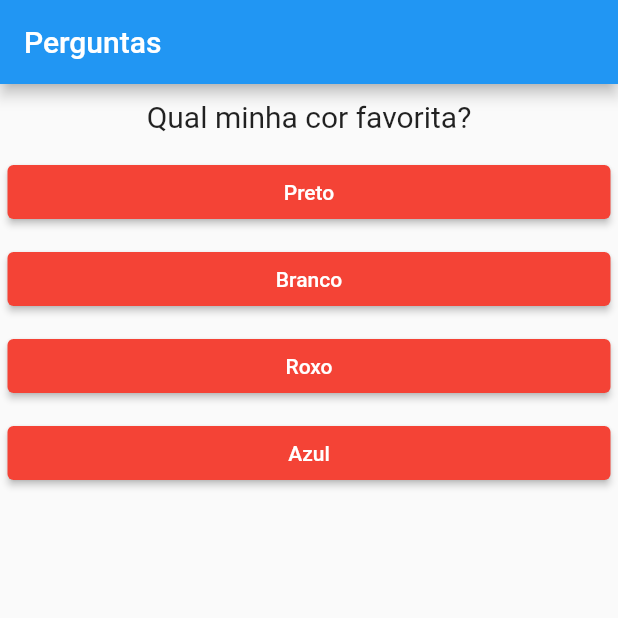
After one commit to DuqueDark/Learning-Dart-Flutter, a Flutter app: the screen it shows after launch, on a phone screen of 412 x 824 dp, the top half of it. The commit adds this screen. Run offline on Flutter 3.47's test engine with Material 2 defaults, Android fonts, the phone set to English and light mode, and no system bars.

Commit message:
Update component tree
Atualizando arvore de componentes

```diff
--- a/project_question/lib/main.dart
+++ b/project_question/lib/main.dart
@@ -1,6 +1,6 @@
 import 'package:flutter/material.dart';
-import './question.dart';
-import './answer.dart';
+import './result.dart';
+import './quiz.dart';
 
 main() => runApp(const PerguntaApp());
 
@@ -15,6 +15,7 @@ class PerguntaApp extends StatefulWidget {
 
 class _PerguntaAppState extends State<PerguntaApp> {
   var _questSelect = 0;
+
   final List<Map<String, dynamic>> _question = [
     {
       'question': 'Qual minha cor favorita?',
@@ -38,34 +39,44 @@ class _PerguntaAppState extends State<PerguntaApp> {
       'answer': [
         'MC book',
         'Notebok Sunsung',
-        'Desktop personalizado',
+        'Desktop Montado',
         'Notebook Lenovo'
       ]
     }
   ];
 
+  bool get questionAlreadySelected {
+    return _questSelect < _question.length;
+  }
+
   void _respond() {
-    setState(() {
-      _questSelect++;
-    });
+    if (questionAlreadySelected) {
+      setState(() {
+        _questSelect++;
+      });
+    }
   }
 
   @override
   Widget build(BuildContext context) {
     return MaterialApp(
+      theme: ThemeData(
+        brightness: Brightness.light,
+      ),
+      darkTheme: ThemeData(
+        brightness: Brightness.dark,
+      ),
       home: Scaffold(
         appBar: AppBar(
           title: const Text('Perguntas'),
         ),
-        body: Column(
-          children: <Widget>[
-            Question(_question[_questSelect]['question']),
-            Answer(_question[_questSelect]['answer'][0], _respond),
-            Answer(_question[_questSelect]['answer'][1], _respond),
-            Answer(_question[_questSelect]['answer'][2], _respond),
-            Answer(_question[_questSelect]['answer'][3], _respond),
-          ],
-        ),
+        body: questionAlreadySelected
+            ? Quiz(
+                question: _question,
+                questSelect: _questSelect,
+                respond: _respond,
+              )
+            : const Result(),
       ),
     );
   }
--- /dev/null
+++ b/project_question/lib/quiz.dart
@@ -0,0 +1,34 @@
+// ignore_for_file: use_key_in_widget_constructors
+
+import 'package:flutter/material.dart';
+import './question.dart';
+import './answer.dart';
+
+class Quiz extends StatelessWidget {
+  const Quiz({
+    required this.question,
+    required this.questSelect,
+    required this.respond,
+  });
+
+  bool get questionAlreadySelected {
+    return questSelect < question.length;
+  }
+
+  final List<Map<String, dynamic>> question;
+  final int questSelect;
+  final void Function() respond;
+
+  @override
+  Widget build(BuildContext context) {
+    List<String> listAnswer =
+        questionAlreadySelected ? question[questSelect]['answer'] : [];
+
+    return Column(
+      children: <Widget>[
+        Question(question[questSelect]['question']),
+        ...listAnswer.map((t) => Answer(t, respond)).toList(),
+      ],
+    );
+  }
+}
```
Also changed, not shown: project_question/lib/result.dart (added, +19 -0 lines).
